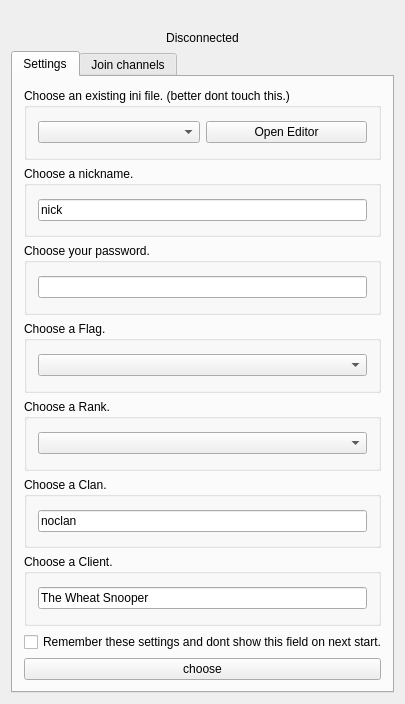
Old version of the form trunk/src/mainwindow.ui in the repository svn2github/twsoldunsupported.
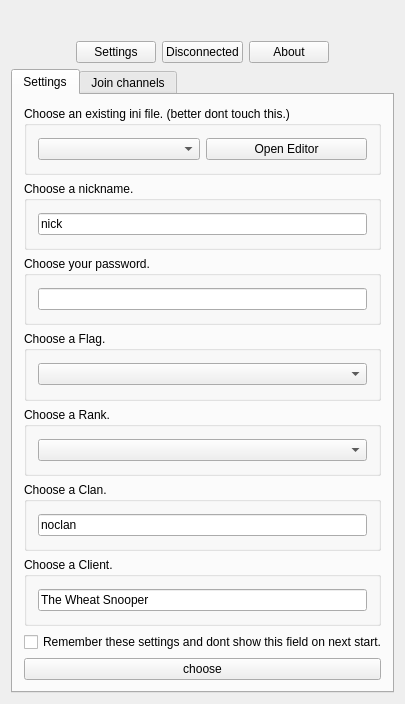
New version of the form. Icons and pictures are not drawn.

```diff
--- a/trunk/src/mainwindow.ui
+++ b/trunk/src/mainwindow.ui
@@ -51,14 +51,61 @@
       </widget>
      </item>
      <item>
-      <widget class="QLabel" name="connectlabel">
-       <property name="text">
-        <string>Disconnected</string>
+      <layout class="QHBoxLayout" name="horizontalLayout_11">
+       <property name="topMargin">
+        <number>10</number>
        </property>
-       <property name="alignment">
-        <set>Qt::AlignCenter</set>
-       </property>
-      </widget>
+       <item>
+        <spacer name="horizontalSpacer">
+         <property name="orientation">
+          <enum>Qt::Horizontal</enum>
+         </property>
+         <property name="sizeHint" stdset="0">
+          <size>
+           <width>40</width>
+           <height>20</height>
+          </size>
+         </property>
+        </spacer>
+       </item>
+       <item>
+        <widget class="QPushButton" name="pbsettings">
+         <property name="text">
+          <string>Settings</string>
+         </property>
+        </widget>
+       </item>
+       <item>
+        <widget class="QPushButton" name="connectlabel">
+         <property name="enabled">
+          <bool>true</bool>
+         </property>
+         <property name="text">
+          <string>Disconnected</string>
+         </property>
+        </widget>
+       </item>
+       <item>
+        <widget class="QPushButton" name="pbabout">
+         <property name="text">
+          <string>About</string>
+         </property>
+        </widget>
+       </item>
+       <item>
+        <spacer name="horizontalSpacer_2">
+         <property name="orientation">
+          <enum>Qt::Horizontal</enum>
+         </property>
+         <property name="sizeHint" stdset="0">
+          <size>
+           <width>40</width>
+           <height>20</height>
+          </size>
+         </property>
+        </spacer>
+       </item>
+      </layout>
      </item>
      <item>
       <layout class="QVBoxLayout" name="verticalLayout_2">
```
